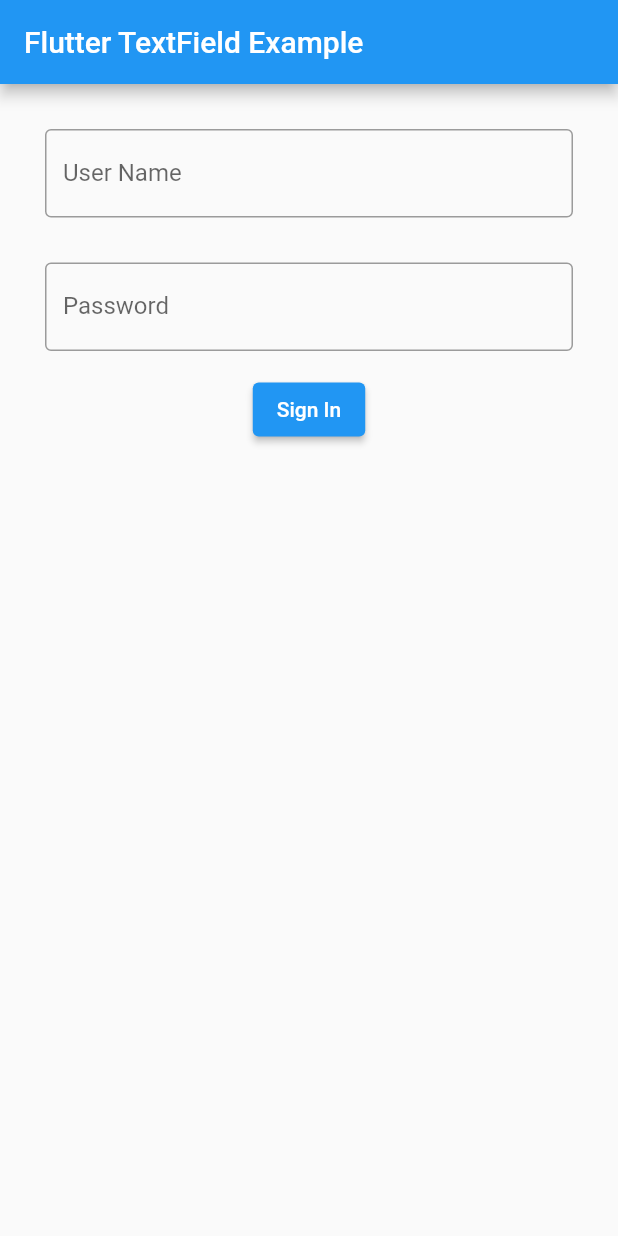
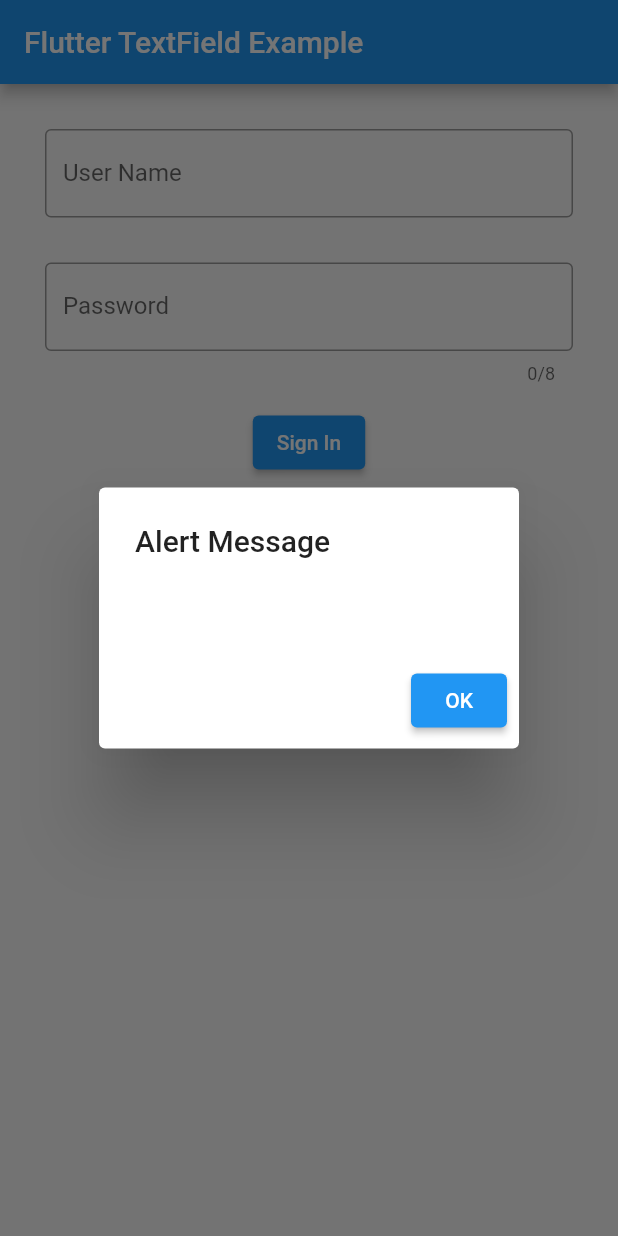
Before and after one commit to malkthere/listener01, a Flutter app: the screen it shows after launch, after a tap on "Sign In", on a phone screen of 412 x 824 dp. Run offline on Flutter 3.47's test engine with Material 2 defaults, Android fonts, the phone set to English and light mode, and no system bars.

Commit message:
retrieve the value of a TextField

```diff
--- a/lib/main.dart
+++ b/lib/main.dart
@@ -10,6 +10,28 @@
 }
 
 class _State extends State<MyApp> {
+  void _showDialog(BuildContext context) {
+// flutter defined function
+    showDialog(
+      context: context, builder: (BuildContext context) {
+// return object of type Dialog
+      return AlertDialog(
+        title: Text("Alert Message"),
+        // Retrieve the text which the user has entered by
+        // using the TextEditingController.
+        content: Text(mycontroller.text),
+        actions: <Widget>[
+          new ElevatedButton(
+            child: new Text('OK'),
+            onPressed: () {
+              Navigator.of(context).pop();
+            },
+          )
+        ],
+      );
+    },
+    );
+  }
   String value = "";
   TextEditingController mycontroller = TextEditingController();
   @override
@@ -25,7 +47,6 @@
                 Padding(
                   padding: EdgeInsets.all(15),
                   child: TextField(
-
                     decoration: InputDecoration(
                       border: OutlineInputBorder(),
                       labelText: 'User Name',
@@ -40,6 +61,7 @@
                 Padding(
                   padding: EdgeInsets.all(15),
                   child: TextField(
+                    maxLength: 8,
                     obscureText: true,
                     decoration: InputDecoration(
                       border: OutlineInputBorder(),
@@ -53,9 +75,10 @@
                   //textColor: Colors.white,
                   //color: Colors.blue,
                   child: Text('Sign In'),
-                  onPressed: (){
+                   onPressed: (){
                     print("The Username is "+value);
                     print("the Password is "+mycontroller.text);
+                    _showDialog(context);
                   },
                 )
               ],
```
